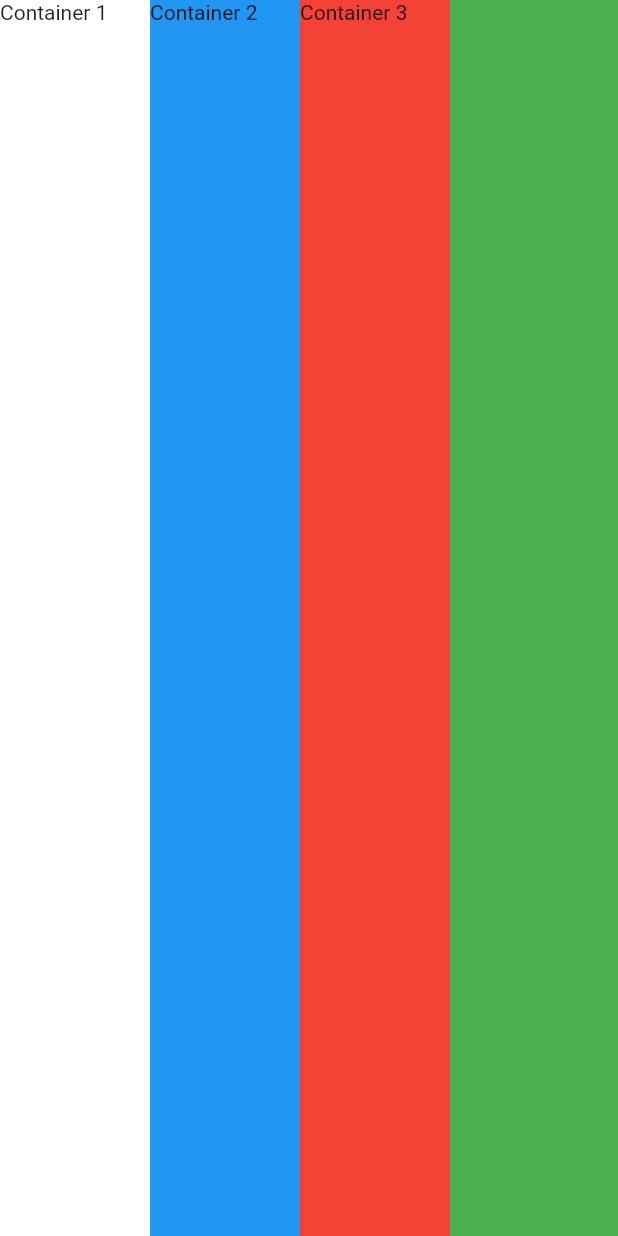
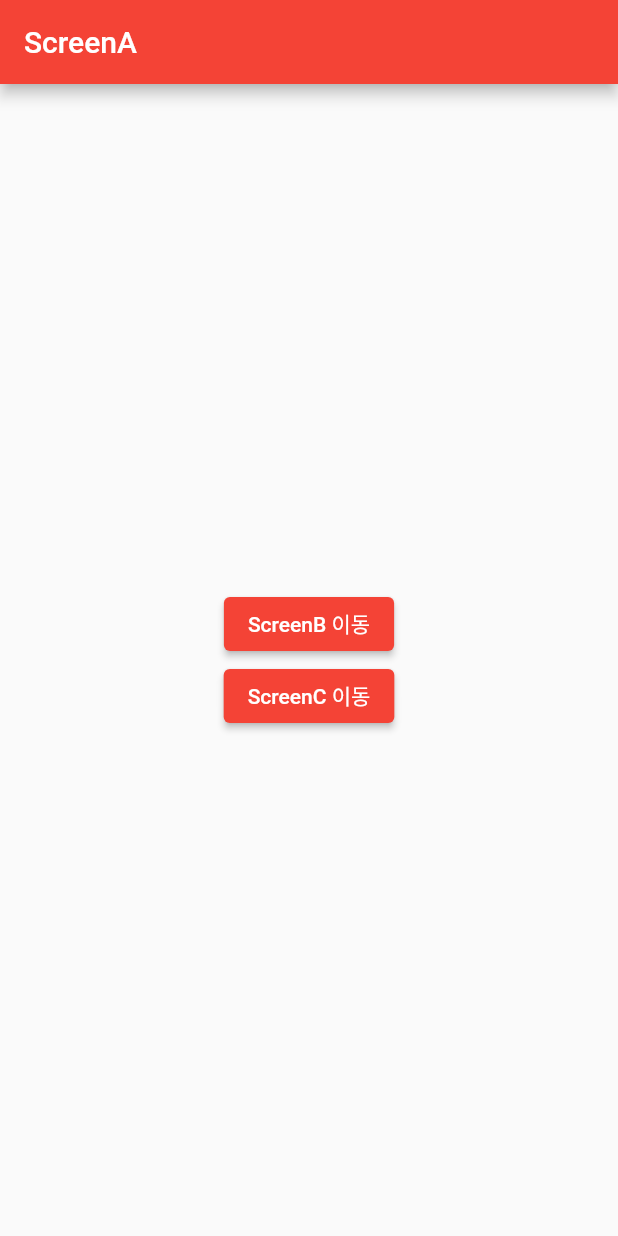
Before and after one commit to jhchoo/Flutter_FollowTheCourse1, a Flutter app: the screen it shows after launch, on a phone screen of 412 x 824 dp. Run offline on Flutter 3.47's test engine with Material 2 defaults, Android fonts, the light colour scheme and no system bars; our stand-ins replace fluttertoast.

Commit message:
25강 까지 전부 완료.

```diff
--- /dev/null
+++ b/lib/flutter11.dart
@@ -0,0 +1,49 @@
+import 'package:flutter/material.dart';
+
+class ScreenA extends StatelessWidget {
+  @override
+  Widget build(BuildContext context) {
+    return Scaffold(
+        appBar: AppBar(
+        title: Text('ScreenA'),
+    ),
+    body: Center(
+      child: Column(
+        mainAxisSize: MainAxisSize.min,
+        children: [
+          ElevatedButton(onPressed: (){
+            Navigator.pushNamed(context, '/b');
+          }, child: Text('ScreenB 이동')),
+          ElevatedButton(onPressed: (){
+            Navigator.pushNamed(context, '/c');
+          }, child: Text('ScreenC 이동')),
+        ],
+      ),
+    ),
+    );
+  }
+}
+class ScreenB extends StatelessWidget {
+  @override
+  Widget build(BuildContext context) {
+    return Scaffold(
+      appBar: AppBar(
+        title: Text('ScreenB'),
+      ),
+      body: Center(
+      ),
+    );
+  }
+}
+class ScreenC extends StatelessWidget {
+  @override
+  Widget build(BuildContext context) {
+    return Scaffold(
+      appBar: AppBar(
+        title: Text('ScreenC'),
+      ),
+      body: Center(
+      ),
+    );
+  }
+}
--- a/lib/main.dart
+++ b/lib/main.dart
@@ -8,6 +8,8 @@ import 'flutter06.dart'; // 19강, MySnackBar
 import 'flutter07.dart'; // 19강, MyToast
 import 'flutter08.dart'; // 20강, MyContainer
 import 'flutter09.dart'; // 21강, MyColumn
+import 'flutter10.dart'; // 22강, FirstPage
+import 'flutter11.dart'; // 23강, ScreenA
 
 void main() => runApp(MyApp());
 
@@ -27,7 +29,16 @@ class MyApp extends StatelessWidget {
     // home: MySnackBar(),
     // home: MyToast(),
     // home: MyContainer(),
-      home: MyColumn(),
+    // home: MyColumn(),
+    // home: FirstPage(),
+
+      initialRoute: '/', // home을 빼고 route를 사용한다. ScreenA
+      routes: {
+        '/' : (_) => ScreenA(),
+        '/b' : (_) => ScreenB(),
+        '/c' : (_) => ScreenC(),
+      },
+
     );
   }
 }
```
Also changed, not shown: lib/flutter10.dart (added, +40 -0 lines).
